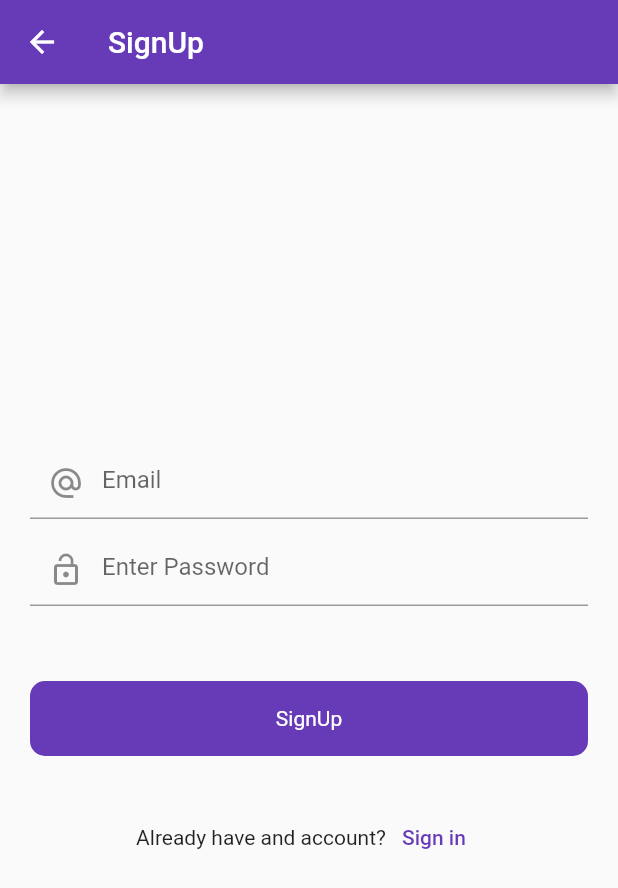
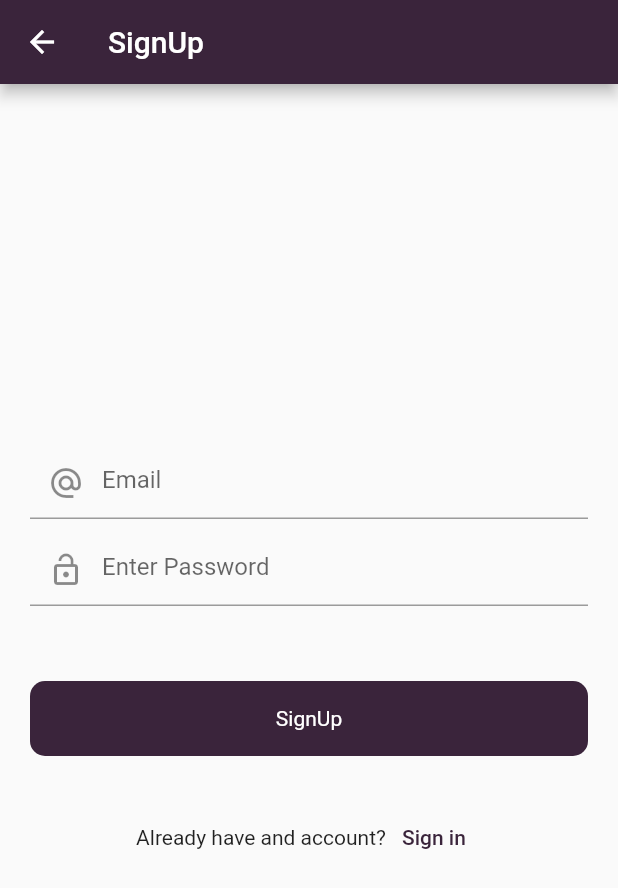
Before and after one commit to rishabhbajpai2000/notes, a Flutter app: the screen it shows after launch, after a tap on "SignUp", on a phone screen of 412 x 824 dp. Shown: the top 888 px of the screen. Run offline on Flutter 3.47's test engine with Material 2 defaults, Android fonts, the light colour scheme and no system bars; our stand-ins replace animated_text_kit, firebase_auth, firebase_core, firebase_database, fluttertoast; accounts and stored records are empty.

Commit message:
Improved UI Theme, and added logo

```diff
--- a/lib/firebase_services/SplashServices.dart
+++ b/lib/firebase_services/SplashServices.dart
@@ -1,17 +1,17 @@
 import 'dart:async';
 
 import 'package:contacts/services/session.dart';
-import 'package:contacts/ui/FirebaseDatabase/contacts_screen.dart';
 import 'package:firebase_auth/firebase_auth.dart';
 import 'package:flutter/material.dart';
 
-import '../ui/auth/login_screen.dart';
+import '../UI/FirebaseDatabase/ContactsScreen.dart';
+import '../UI/auth/LoginScreen.dart';
 
 class SplashServices {
   void isLogin(BuildContext context) {
     final _auth = FirebaseAuth.instance;
     final user = _auth.currentUser;
-
+    print("we are going to print it "+ user.toString());
     if (user == null) {
       Timer(
           const Duration(seconds: 3),
--- a/lib/firebase_services/splash_services.dart
+++ /dev/null
@@ -1,15 +0,0 @@
-
-import 'dart:async';
-
-
-import 'package:flutter/material.dart';
-
-import '../UI/auth/LoginScreen.dart';
-
-
-class SplashServices{
-  void isLogin(BuildContext context){
-    Timer(const Duration(seconds: 3),
-    ()=>Navigator.push(context, MaterialPageRoute(builder:(context)=>LoginScreen())));
-  }
-}
--- a/lib/main.dart
+++ b/lib/main.dart
@@ -15,7 +15,12 @@ class MyApp extends StatelessWidget {
   Widget build(BuildContext context) {
     return MaterialApp(
       title: 'Flutter Demo',
-      theme: ThemeData(primarySwatch: Colors.deepPurple),
+      theme: ThemeData(colorScheme: ColorScheme.fromSwatch().copyWith(
+
+        primary: const Color(0xFF3a243b),
+        secondary: const Color(0xFF3a243b),
+
+      ),),
       home: SplashScreen(),
     );
   }
--- a/lib/ui/FirebaseDatabase/ContactsScreen.dart
+++ b/lib/ui/FirebaseDatabase/ContactsScreen.dart
@@ -1,5 +1,4 @@
 import 'package:contacts/ui/FirebaseDatabase/newContact.dart';
-import 'package:contacts/ui/auth/login_screen.dart';
 import 'package:contacts/utils/Utils.dart';
 import 'package:firebase_auth/firebase_auth.dart';
 import 'package:firebase_database/firebase_database.dart';
@@ -7,6 +6,7 @@ import 'package:firebase_database/ui/firebase_animated_list.dart';
 import 'package:flutter/material.dart';
 
 import '../../services/session.dart';
+import '../auth/LoginScreen.dart';
 
 class ContactsScreen extends StatefulWidget {
   const ContactsScreen({super.key});
@@ -146,6 +146,3 @@ class _ContactsScreenState extends State<ContactsScreen> {
     );
   }
 }
-
-
-// required format of phone number
--- a/lib/ui/SplashScreen.dart
+++ b/lib/ui/SplashScreen.dart
@@ -1,5 +1,6 @@
-import 'package:contacts/firebase_services/splash_services.dart';
+import 'package:contacts/firebase_services/SplashServices.dart';
 import 'package:flutter/material.dart';
+import 'package:animated_text_kit/animated_text_kit.dart';
 
 class SplashScreen extends StatefulWidget {
   const SplashScreen({super.key});
@@ -21,7 +22,28 @@ class _SplashScreenState extends State<SplashScreen> {
   @override
   Widget build(BuildContext context) {
     return Scaffold(
-      body: Center(child: Text("splash screen")),
+      body: Center(child: Column(
+        mainAxisAlignment: MainAxisAlignment.center,
+        children: [
+
+          Image.asset("assets/logo2.png", width: 100, height: 100,),
+          AnimatedTextKit(
+            animatedTexts: [
+              TypewriterAnimatedText(
+                'Contacts',
+                cursor: "",
+                textStyle: const TextStyle(
+                  fontSize: 32.0,
+                  fontWeight: FontWeight.bold,
+                  color: Color(0xff3a243b)
+                ),
+                speed: const Duration(milliseconds: 250),
+              ),
+            ],
+          isRepeatingAnimation: false,
+          )
+        ],
+      )),
     );
   }
 }
--- a/lib/ui/auth/LoginScreen.dart
+++ b/lib/ui/auth/LoginScreen.dart
@@ -8,7 +8,7 @@ import 'package:flutter/material.dart';
 import 'package:flutter/services.dart';
 
 import '../../utils/Utils.dart';
-import '../FirebaseDatabase/contacts_screen.dart';
+import '../FirebaseDatabase/ContactsScreen.dart';
 
 class LoginScreen extends StatefulWidget {
   const LoginScreen({super.key});
--- a/lib/ui/auth/signUpScreen.dart
+++ b/lib/ui/auth/signUpScreen.dart
@@ -1,10 +1,11 @@
-import 'package:contacts/ui/auth/login_screen.dart';
 import 'package:contacts/utils/Utils.dart';
 import 'package:contacts/widgets/RoundButton.dart';
 import 'package:firebase_auth/firebase_auth.dart';
 import 'package:flutter/material.dart';
 
 import '../../services/session.dart';
+import '../FirebaseDatabase/ContactsScreen.dart';
+import 'LoginScreen.dart';
 
 class SignUpScreen extends StatefulWidget {
   const SignUpScreen({super.key});
@@ -31,9 +32,12 @@ class _SignUpScreenState extends State<SignUpScreen> {
             password: passwordController.text.toString())
         .then((value) {
       SessionController().userId = value.user!.uid.toString();
+      Navigator.push(
+          context, MaterialPageRoute(builder: (context) => ContactsScreen()));
       setState(() {
         loading = false;
       });
+
     }).onError((error, stackTrace) {
       Utils().toastMessage(error.toString());
       setState(() {
--- a/lib/utils/Utils.dart
+++ b/lib/utils/Utils.dart
@@ -8,7 +8,7 @@ class Utils {
         toastLength: Toast.LENGTH_SHORT,
         gravity: ToastGravity.BOTTOM,
         timeInSecForIosWeb: 1,
-        backgroundColor: const Color.fromARGB(255, 140, 113, 187),
+        backgroundColor: const Color(0xff3a243b),
         textColor: Colors.white,
         fontSize: 14.0);
   }
--- a/lib/widgets/RoundButton.dart
+++ b/lib/widgets/RoundButton.dart
@@ -18,7 +18,7 @@ class RoundButton extends StatelessWidget {
       child: Container(
         height: 50,
         decoration: BoxDecoration(
-          color: Colors.deepPurple,
+          color: Color(0xff3a243b),
           borderRadius: BorderRadius.circular(10)
         ),
         child: Center(child: loading ? CircularProgressIndicator(strokeWidth: 3,color: Colors.white,) :
--- a/pubspec.yaml
+++ b/pubspec.yaml
@@ -41,6 +41,7 @@ dependencies:
   firebase_auth: ^4.5.0
   fluttertoast: ^8.2.1
   firebase_database: ^10.2.0
+  animated_text_kit: ^4.2.2
 
 dev_dependencies:
   flutter_test:
@@ -65,9 +66,8 @@ flutter:
   uses-material-design: true
 
   # To add assets to your application, add an assets section, like this:
-  # assets:
-  #   - images/a_dot_burr.jpeg
-  #   - images/a_dot_ham.jpeg
+  assets:
+     - assets/
 
   # An image asset can refer to one or more resolution-specific "variants", see
   # https://flutter.dev/assets-and-images/#resolution-aware
```
Also changed, not shown: assets/logo.png (added), assets/logo2.png (added), pubspec.lock.
